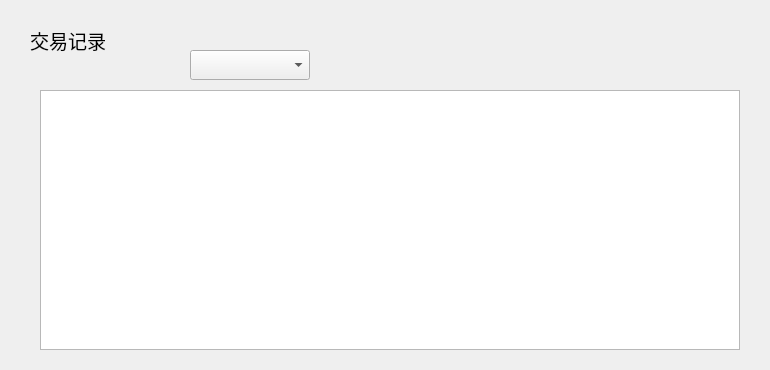
Qt form contact/ContactInfoHistoryWidget.ui (HcashOrg/hx-indicator) before a commit.
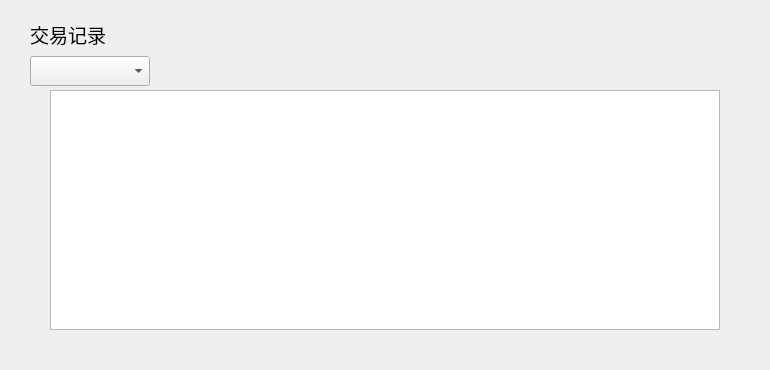
The same form after that commit.

Diff of the .ui file:
```diff
--- a/contact/ContactInfoHistoryWidget.ui
+++ b/contact/ContactInfoHistoryWidget.ui
@@ -22,7 +22,7 @@
    <property name="geometry">
     <rect>
      <x>30</x>
-     <y>20</y>
+     <y>14</y>
      <width>171</width>
      <height>40</height>
     </rect>
@@ -39,8 +39,8 @@
   <widget class="QComboBox" name="assetComboBox">
    <property name="geometry">
     <rect>
-     <x>190</x>
-     <y>50</y>
+     <x>30</x>
+     <y>56</y>
      <width>120</width>
      <height>30</height>
     </rect>
@@ -49,10 +49,10 @@
   <widget class="QTableWidget" name="transferRecordTableWidget">
    <property name="geometry">
     <rect>
-     <x>40</x>
+     <x>50</x>
      <y>90</y>
-     <width>700</width>
-     <height>260</height>
+     <width>670</width>
+     <height>240</height>
     </rect>
    </property>
    <attribute name="horizontalHeaderVisible">
@@ -140,6 +140,16 @@
     </property>
    </column>
   </widget>
+  <widget class="QStackedWidget" name="stackedWidget">
+   <property name="geometry">
+    <rect>
+     <x>0</x>
+     <y>330</y>
+     <width>770</width>
+     <height>41</height>
+    </rect>
+   </property>
+  </widget>
  </widget>
  <resources/>
  <connections/>
```
